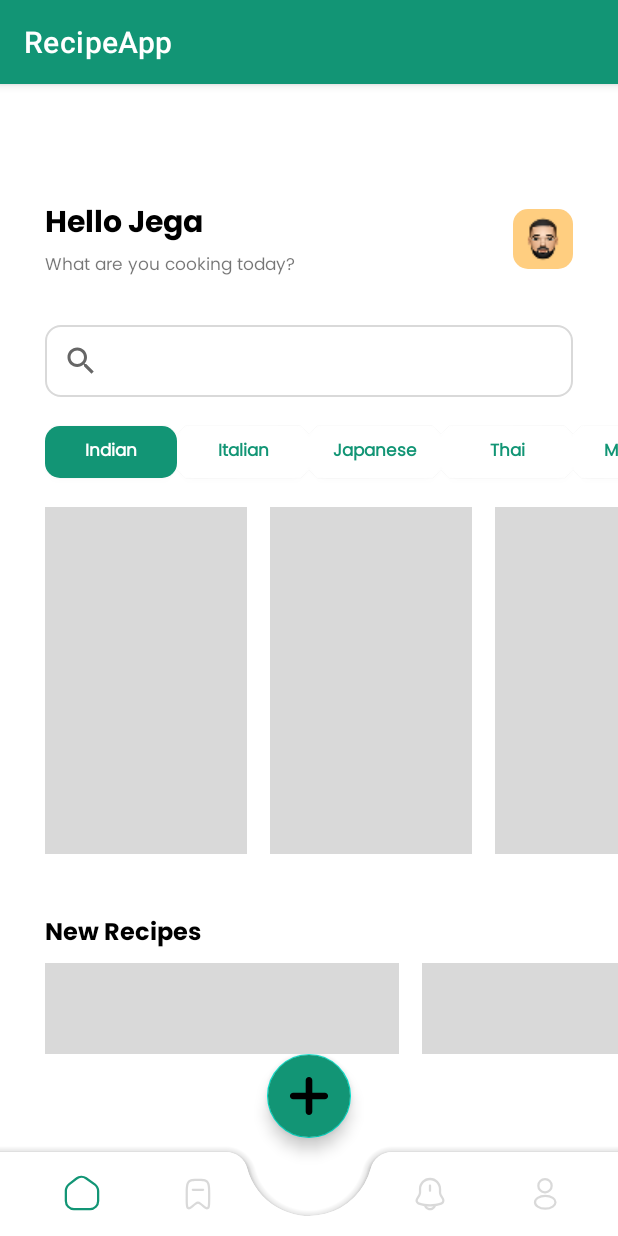
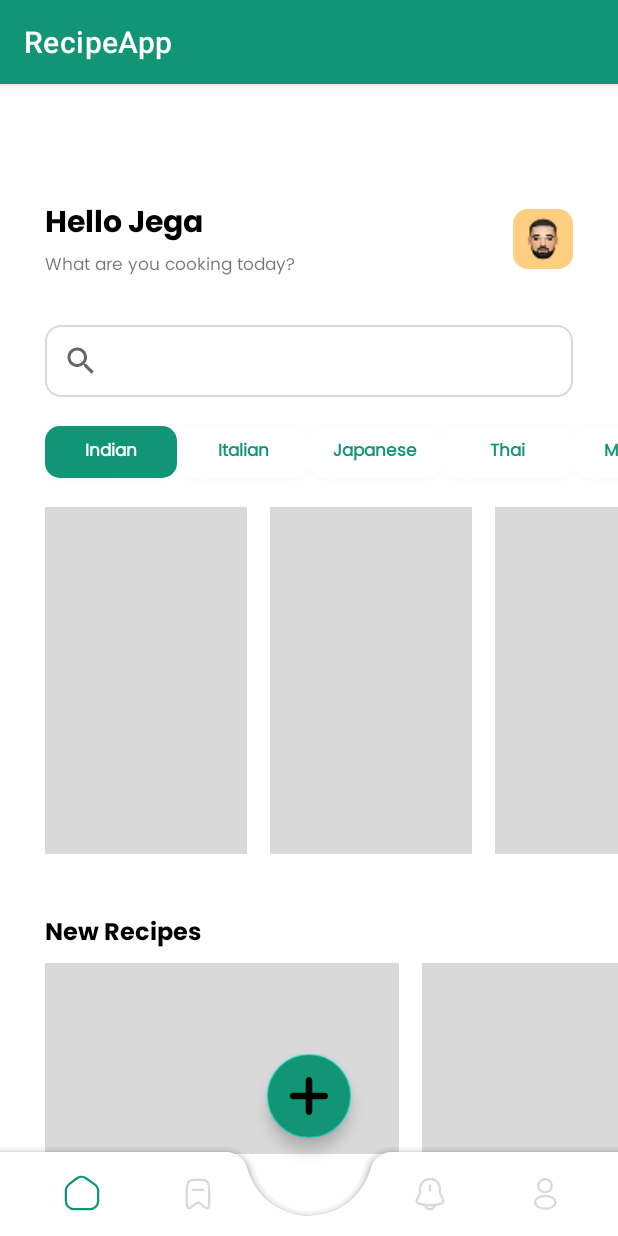
Before and after one commit to srushti3011/AndroidShowcaseApp, an Android app: the BottomNavigationActivity screen opened directly, with no data from a screen before it, on a phone screen of 412 x 824 dp. Run offline under Robolectric (Android 15) with nearby library versions, the phone set to English and light mode, and no system bars; our stand-ins replace Dagger/Hilt's generated code, navigation-ui; libraries missing offline, so code that uses them is left out: com.jakewharton.retrofit2; network calls fail; pictures from the network do not load.

Commit message:
UNT-T37557: Refactoring bottom navigation activity's root layout

```diff
--- a/app/src/main/res/layout/activity_bottom_navigation.xml
+++ b/app/src/main/res/layout/activity_bottom_navigation.xml
@@ -1,5 +1,5 @@
 <?xml version="1.0" encoding="utf-8"?>
-<androidx.constraintlayout.widget.ConstraintLayout xmlns:android="http://schemas.android.com/apk/res/android"
+<FrameLayout xmlns:android="http://schemas.android.com/apk/res/android"
     xmlns:app="http://schemas.android.com/apk/res-auto"
     xmlns:tools="http://schemas.android.com/tools"
     android:id="@+id/main"
@@ -10,19 +10,17 @@
     <androidx.fragment.app.FragmentContainerView
         android:id="@+id/nav_host_fragment"
         android:layout_width="match_parent"
-        android:layout_height="0dp"
+        android:layout_height="match_parent"
+        android:layout_gravity="top"
         app:defaultNavHost="true"
         android:name="androidx.navigation.fragment.NavHostFragment"
-        app:navGraph="@navigation/bottom_navigation"
-        app:layout_constraintEnd_toEndOf="parent"
-        app:layout_constraintStart_toStartOf="parent"
-        app:layout_constraintTop_toTopOf="parent"
-        app:layout_constraintBottom_toTopOf="@+id/navBarContainer"/>
+        app:navGraph="@navigation/bottom_navigation" />
 
     <androidx.coordinatorlayout.widget.CoordinatorLayout
         android:id="@+id/navBarContainer"
         android:layout_width="match_parent"
         android:layout_height="wrap_content"
+        android:layout_gravity="bottom"
         android:background="@android:color/transparent"
         android:clipChildren="false"
         app:layout_constraintBottom_toBottomOf="parent"
@@ -67,4 +65,4 @@
             app:maxImageSize="40dp"
             app:shapeAppearanceOverlay="@style/fab_rounded" />
     </androidx.coordinatorlayout.widget.CoordinatorLayout>
-</androidx.constraintlayout.widget.ConstraintLayout>
+</FrameLayout>
```
